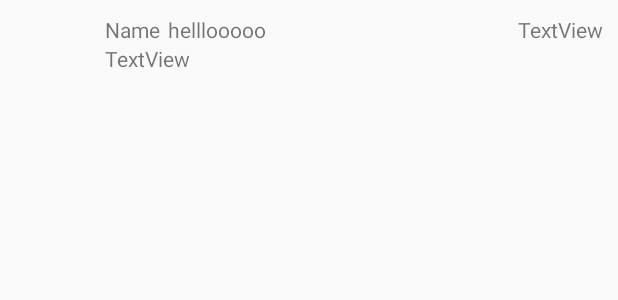
After one commit to oec08/IbisApp, an Android app: the layout activity_tweet_detail_view.xml on its own in the app's theme, with its tools: preview values and no code run, on a phone screen of 412 x 824 dp. The commit adds this screen. Shown: the top 300 px of the screen. Run offline under Robolectric (Android 15) with nearby library versions, the phone set to English and light mode, and no system bars.

Commit message:
Adds parceler and glide library, Adds support for clicking on the detail view of a tweet

```diff
--- a/app/build.gradle
+++ b/app/build.gradle
@@ -30,6 +30,7 @@ repositories {
 }
 
 apply plugin: 'com.neenbedankt.android-apt'
+apply plugin: 'android-apt'
 
 def dbflow_version = "3.1.1"
 
@@ -38,13 +39,18 @@ dependencies {
     compile 'com.codepath.libraries:android-oauth-handler:1.1.0'
     compile 'com.android.support:appcompat-v7:25.0.0'
     compile 'com.android.support:recyclerview-v7:25.0.0'
+    compile 'org.parceler:parceler-api:1.1.1'
+    apt 'org.parceler:parceler:1.1.1'
     // Picasso for remote image loading
     compile 'com.squareup.picasso:picasso:2.5.2'
+    compile 'com.github.bumptech.glide:glide:3.7.0'
     compile 'com.android.support:support-v4:25.0.0'
 
     // Android Async Http for sending async network requests
     compile 'com.loopj.android:android-async-http:1.4.9'
     compile 'com.android.support:design:25.0.0'
+    compile 'com.jakewharton:butterknife:8.2.1'
+    apt 'com.jakewharton:butterknife-compiler:8.2.1'
     // DBFlow for simple persistence with an ORM
     apt "com.github.Raizlabs.DBFlow:dbflow-processor:${dbflow_version}"
     compile "com.github.Raizlabs.DBFlow:dbflow-core:${dbflow_version}"
--- a/app/src/main/java/com/codepath/apps/ibisapp/fragments/ComposeTweetDialog.java
+++ b/app/src/main/java/com/codepath/apps/ibisapp/fragments/ComposeTweetDialog.java
@@ -1,7 +1,6 @@
 package com.codepath.apps.ibisapp.fragments;
 
 import android.graphics.Color;
-import android.media.Image;
 import android.os.Bundle;
 import android.support.v7.app.AppCompatDialogFragment;
 
@@ -22,13 +21,11 @@ import android.widget.ImageView;
 import android.widget.TextView;
 
 import com.codepath.apps.ibisapp.R;
-import com.codepath.apps.ibisapp.models.Tweet;
 import com.codepath.apps.ibisapp.models.User;
 import com.codepath.apps.ibisapp.utils.StringUtils;
 import com.loopj.android.http.JsonHttpResponseHandler;
 import com.squareup.picasso.Picasso;
 
-import org.json.JSONArray;
 import org.json.JSONObject;
 
 import cz.msebera.android.httpclient.Header;
--- a/app/src/main/java/com/codepath/apps/ibisapp/models/Tweet.java
+++ b/app/src/main/java/com/codepath/apps/ibisapp/models/Tweet.java
@@ -3,6 +3,7 @@ package com.codepath.apps.ibisapp.models;
 import org.json.JSONArray;
 import org.json.JSONException;
 import org.json.JSONObject;
+import org.parceler.Parcel;
 
 import java.util.ArrayList;
 
@@ -14,6 +15,7 @@ import java.util.ArrayList;
 
  */
 // Parse the JSON + Store the data, encapulate state logic or display logic
+@Parcel
 public class Tweet {
     public String getBody() {
         return body;
--- a/app/src/main/java/com/codepath/apps/ibisapp/models/User.java
+++ b/app/src/main/java/com/codepath/apps/ibisapp/models/User.java
@@ -2,11 +2,12 @@ package com.codepath.apps.ibisapp.models;
 
 import org.json.JSONException;
 import org.json.JSONObject;
+import org.parceler.Parcel;
 
 /**
  * Created by ocarty on 10/28/2016.
  */
-
+@Parcel
 public class User {
     // List attributes
     private String name;
--- /dev/null
+++ b/app/src/main/res/layout/activity_tweet_detail_view.xml
@@ -0,0 +1,51 @@
+<?xml version="1.0" encoding="utf-8"?>
+<RelativeLayout xmlns:android="http://schemas.android.com/apk/res/android"
+    xmlns:app="http://schemas.android.com/apk/res-auto"
+    android:layout_width="match_parent"
+    android:layout_height="match_parent"
+    android:padding="10dp">
+
+    <ImageView
+        android:layout_width="50dp"
+        android:layout_height="50dp"
+        android:layout_marginRight="10dp"
+        android:layout_alignParentTop="true"
+        android:layout_alignParentLeft="true"
+        android:layout_alignParentStart="true"
+        android:id="@+id/ivProfileImageDetail" />
+
+    <TextView
+        android:text="Name"
+        android:layout_width="wrap_content"
+        android:layout_height="wrap_content"
+        android:layout_alignParentTop="true"
+        android:layout_toRightOf="@id/ivProfileImageDetail"
+        android:paddingRight="5dp"
+        android:id="@+id/tvNameDetail" />
+
+    <TextView
+        android:text="helllooooo"
+        android:layout_width="wrap_content"
+        android:layout_height="wrap_content"
+        android:layout_alignParentTop="true"
+        android:layout_toRightOf="@id/tvNameDetail"
+        android:id="@+id/tvUserNameDetail" />
+
+    <TextView
+        android:text="TextView"
+        android:layout_width="wrap_content"
+        android:layout_height="wrap_content"
+        android:layout_below="@+id/tvUserNameDetail"
+        android:layout_toRightOf="@id/ivProfileImageDetail"
+        android:id="@+id/tvBodyDetail" />
+
+    <TextView
+        android:text="TextView"
+        android:layout_width="wrap_content"
+        android:layout_height="wrap_content"
+        android:layout_alignParentTop="true"
+        android:layout_alignParentRight="true"
+        android:layout_alignParentEnd="true"
+        android:id="@+id/tvTimeAgoDetail" />
+
+</RelativeLayout>
--- a/app/src/main/res/values/strings.xml
+++ b/app/src/main/res/values/strings.xml
@@ -6,6 +6,7 @@
     <string name="title_activity_timeline">Home Timeline</string>
     <string name="btnTweet">Tweet</string>
     <string name="hintEtComposeTweet">What\'s Happening?</string>
+    <string name="tweetDetails">Tweet Details</string>
     <string name="btnX">X</string>
 
 </resources>
```
Also changed, not shown: app/src/main/AndroidManifest.xml (+5 -2 lines), app/src/main/java/com/codepath/apps/ibisapp/activities/TimelineActivity.java (+17 -1 lines), app/src/main/java/com/codepath/apps/ibisapp/activities/TweetDetailViewActivity.java (added, +38 -0 lines).
